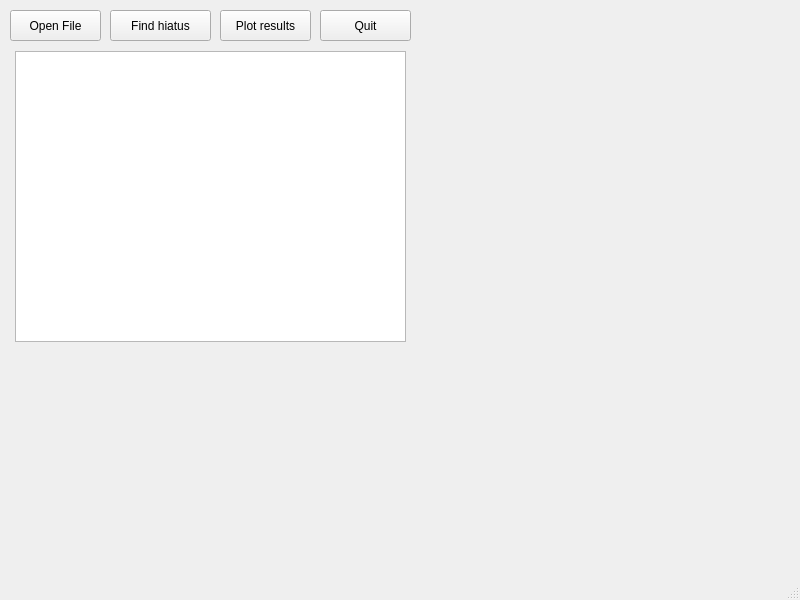
The window that mainwindow.ui (jakub-witkowski/LSR-Plot-GUI) describes before a commit, drawn with Qt 5.
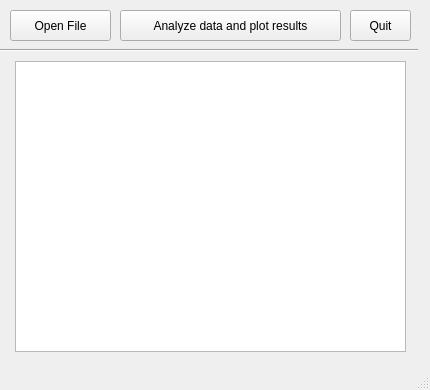
The same window after the commit.

Diff of the .ui file:
```diff
--- a/mainwindow.ui
+++ b/mainwindow.ui
@@ -6,8 +6,8 @@
    <rect>
     <x>0</x>
     <y>0</y>
-    <width>800</width>
-    <height>600</height>
+    <width>430</width>
+    <height>390</height>
    </rect>
   </property>
   <property name="windowTitle">
@@ -18,7 +18,7 @@
     <property name="geometry">
      <rect>
       <x>15</x>
-      <y>51</y>
+      <y>61</y>
       <width>391</width>
       <height>291</height>
      </rect>
@@ -29,46 +29,33 @@
      <rect>
       <x>10</x>
       <y>10</y>
-      <width>91</width>
-      <height>31</height>
-     </rect>
-    </property>
-    <property name="text">
-     <string>Open File</string>
-    </property>
-   </widget>
-   <widget class="QPushButton" name="pushButton_2">
-    <property name="geometry">
-     <rect>
-      <x>110</x>
-      <y>10</y>
       <width>101</width>
       <height>31</height>
      </rect>
     </property>
     <property name="text">
-     <string>Find hiatus</string>
+     <string>Open File</string>
     </property>
    </widget>
    <widget class="QPushButton" name="pushButton_3">
     <property name="geometry">
      <rect>
-      <x>220</x>
+      <x>120</x>
       <y>10</y>
-      <width>91</width>
+      <width>221</width>
       <height>31</height>
      </rect>
     </property>
     <property name="text">
-     <string>Plot results</string>
+     <string>Analyze data and plot results</string>
     </property>
    </widget>
    <widget class="QPushButton" name="pushButton_4">
     <property name="geometry">
      <rect>
-      <x>320</x>
+      <x>350</x>
       <y>10</y>
-      <width>91</width>
+      <width>61</width>
       <height>31</height>
      </rect>
     </property>
@@ -76,6 +63,19 @@
      <string>Quit</string>
     </property>
    </widget>
+   <widget class="Line" name="line">
+    <property name="geometry">
+     <rect>
+      <x>-3</x>
+      <y>40</y>
+      <width>421</width>
+      <height>20</height>
+     </rect>
+    </property>
+    <property name="orientation">
+     <enum>Qt::Horizontal</enum>
+    </property>
+   </widget>
   </widget>
   <widget class="QMenuBar" name="menubar">
    <property name="geometry">
```
Left out of the diff: 4 changed lines with no effect on the pictures.
